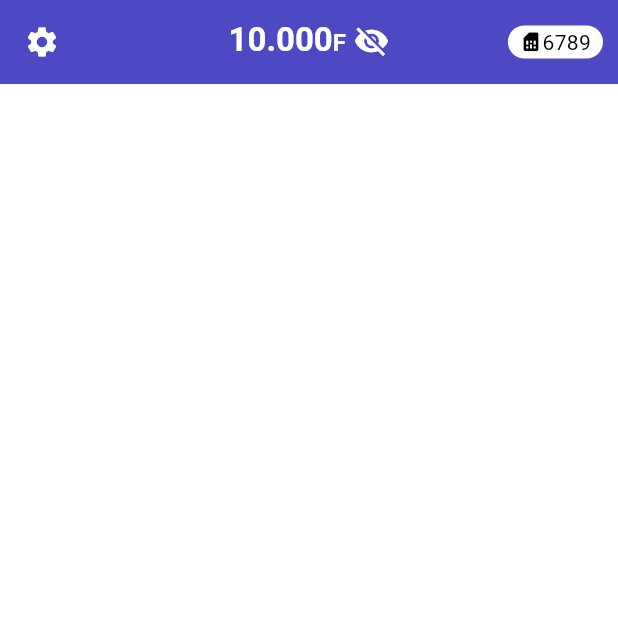
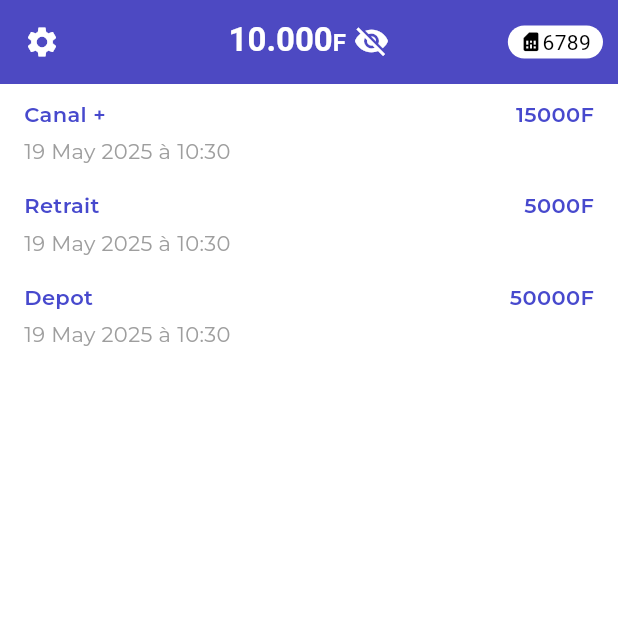
Before and after one commit to cyborgfeep/cours_liage_2025, a Flutter app: the screen it shows after launch, scrolled down 576 dp, on a phone screen of 412 x 824 dp, the top half of it. Run offline on Flutter 3.47's test engine with Material 3 defaults, Android fonts, the light colour scheme and no system bars; our stand-ins replace google_fonts, jiffy, pretty_qr_code.

Commit message:
Second commit

```diff
--- /dev/null
+++ b/lib/models/options.dart
@@ -0,0 +1,41 @@
+import 'package:cours_iage_2025/utils/constants.dart';
+import 'package:flutter/material.dart';
+
+class Option {
+  String title;
+  Color color;
+  IconData icon;
+
+  Option({required this.title, required this.color, required this.icon});
+
+  static List<Option> optionList = [
+    Option(
+      title: "Transfert",
+      icon: Icons.person,
+      color: Constants.primaryColor,
+    ),
+    Option(title: "Paiement", icon: Icons.shopping_cart, color: Colors.orange),
+    Option(
+      title: "Crédit",
+      icon: Icons.phone_android_outlined,
+      color: Colors.blue,
+    ),
+    Option(
+      title: "Banque",
+      icon: Icons.account_balance_rounded,
+      color: Colors.red,
+    ),
+    Option(title: "Cadeaux", icon: Icons.card_giftcard, color: Colors.green),
+    Option(
+      title: "Coffres",
+      icon: Icons.account_balance_wallet_outlined,
+      color: Colors.pink,
+    ),
+    Option(
+      title: "Transport",
+      icon: Icons.directions_bus,
+      color: Colors.orangeAccent,
+    ),
+    Option(title: "Visa", icon: Icons.credit_card, color: Colors.blueAccent),
+  ];
+}
--- /dev/null
+++ b/lib/models/transaction.dart
@@ -0,0 +1,48 @@
+class Transaction {
+  String title;
+  DateTime dateTime;
+  int amount;
+  TransactionType type;
+
+  Transaction({
+    required this.title,
+    required this.dateTime,
+    required this.amount,
+    required this.type,
+  });
+
+  static List<Transaction> transList = [
+    Transaction(
+      title: "Modou Ndiaye 777777777",
+      dateTime: DateTime.now(),
+      amount: 10000,
+      type: TransactionType.reception,
+    ),
+    Transaction(
+      title: "Mbaye Diop 787778778",
+      dateTime: DateTime.now(),
+      amount: 50000,
+      type: TransactionType.envoi,
+    ),
+    Transaction(
+      title: "Canal +",
+      dateTime: DateTime.now(),
+      amount: 15000,
+      type: TransactionType.paiement,
+    ),
+    Transaction(
+      title: "Retrait",
+      dateTime: DateTime.now(),
+      amount: 5000,
+      type: TransactionType.retrait,
+    ),
+    Transaction(
+      title: "Depot",
+      dateTime: DateTime.now(),
+      amount: 50000,
+      type: TransactionType.depot,
+    ),
+  ];
+}
+
+enum TransactionType { retrait, depot, reception, envoi, paiement }
--- a/lib/screens/home_screen.dart
+++ b/lib/screens/home_screen.dart
@@ -1,6 +1,9 @@
+import 'package:cours_iage_2025/models/options.dart';
+import 'package:cours_iage_2025/models/transaction.dart';
 import 'package:cours_iage_2025/utils/constants.dart';
 import 'package:flutter/material.dart';
 import 'package:google_fonts/google_fonts.dart';
+import 'package:jiffy/jiffy.dart';
 import 'package:pretty_qr_code/pretty_qr_code.dart';
 
 class HomeScreen extends StatefulWidget {
@@ -12,6 +15,16 @@ class HomeScreen extends StatefulWidget {
 
 class _HomeScreenState extends State<HomeScreen> {
   bool isVisible = true;
+
+  @override
+  void initState() {
+    super.initState();
+    loadJiffy();
+  }
+
+  loadJiffy() async {
+    await Jiffy.setLocale('fr_FR');
+  }
 
   @override
   Widget build(BuildContext context) {
@@ -114,47 +127,67 @@ class _HomeScreenState extends State<HomeScreen> {
                   Column(
                     children: [
                       cardWidget(),
-                      GridView(
+                      GridView.builder(
                         gridDelegate: SliverGridDelegateWithFixedCrossAxisCount(
                           crossAxisCount: 4,
                         ),
                         shrinkWrap: true,
+                        itemCount: Option.optionList.length,
+                        itemBuilder: (context, index) {
+                          Option o = Option.optionList[index];
+                          return optionWidget(option: o);
+                        },
+                      ),
+                      Divider(
+                        color: Colors.grey.withValues(alpha: .2),
+                        thickness: 5,
+                      ),
+                      ListView.builder(
+                        shrinkWrap: true,
+                        itemCount: Transaction.transList.length,
+                        itemBuilder: (context, index) {
+                          Transaction t = Transaction.transList[index];
+                          return Container(
+                            padding: EdgeInsets.symmetric(
+                              horizontal: 16,
+                              vertical: 8,
+                            ),
+                            child: Column(
+                              crossAxisAlignment: CrossAxisAlignment.start,
                               children: [
-                          Column(
+                                Row(
+                                  mainAxisAlignment:
+                                      MainAxisAlignment.spaceBetween,
                                   children: [
-                              Container(
-                                padding: EdgeInsets.all(8),
-                                decoration: BoxDecoration(
-                                  color: Constants.primaryColor.withOpacity(.2),
-                                  borderRadius: BorderRadius.circular(45),
-                                ),
-                                child: Icon(
-                                  Icons.person,
-                                  size: 35,
+                                    Text(
+                                      t.title,
+                                      style: GoogleFonts.montserrat(
                                         color: Constants.primaryColor,
+                                        fontWeight: FontWeight.w600,
                                       ),
                                     ),
-                              Text("Transfert"),
+                                    Text(
+                                      "${t.amount}F",
+                                      style: GoogleFonts.montserrat(
+                                        color: Constants.primaryColor,
+                                        fontWeight: FontWeight.w600,
+                                      ),
+                                    ),
                                   ],
                                 ),
-                          Column(
-                            children: [
-                              Container(
-                                padding: EdgeInsets.all(8),
-                                decoration: BoxDecoration(
-                                  color: Colors.orange.withValues(alpha: 0.2),
-                                  borderRadius: BorderRadius.circular(45),
-                                ),
-                                child: Icon(
-                                  Icons.shopping_cart,
-                                  size: 35,
-                                  color: Colors.orange,
+                                SizedBox(height: 5),
+                                Text(
+                                  Jiffy.parseFromDateTime(
+                                    t.dateTime,
+                                  ).format(pattern: "dd MMM yyyy à HH:mm"),
+                                  style: GoogleFonts.montserrat(
+                                    color: Colors.grey,
                                   ),
                                 ),
-                              Text("Paiements"),
                               ],
                             ),
-                        ],
+                          );
+                        },
                       ),
                     ],
                   ),
@@ -229,4 +262,20 @@ class _HomeScreenState extends State<HomeScreen> {
       ],
     );
   }
+
+  Widget optionWidget({required Option option}) {
+    return Column(
+      children: [
+        Container(
+          padding: EdgeInsets.all(8),
+          decoration: BoxDecoration(
+            color: option.color.withValues(alpha: .2),
+            borderRadius: BorderRadius.circular(45),
+          ),
+          child: Icon(option.icon, size: 30, color: option.color),
+        ),
+        Text(option.title),
+      ],
+    );
   }
+}
--- a/pubspec.yaml
+++ b/pubspec.yaml
@@ -36,6 +36,7 @@ dependencies:
   cupertino_icons: ^1.0.8
   google_fonts: ^6.2.1
   pretty_qr_code: ^3.4.0
+  jiffy: ^6.4.3
 
 dev_dependencies:
   flutter_test:
```
Also changed, not shown: pubspec.lock. Lines whose indentation alone changed are shown as unchanged.
